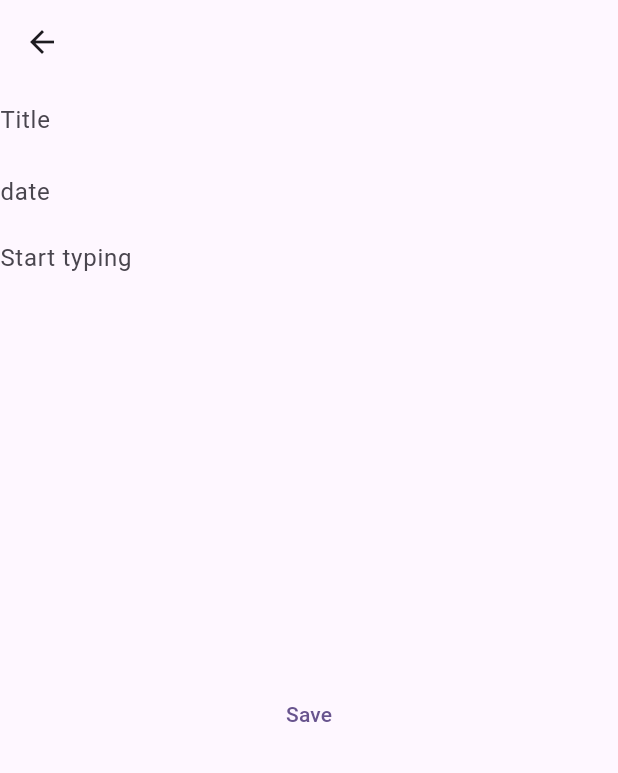
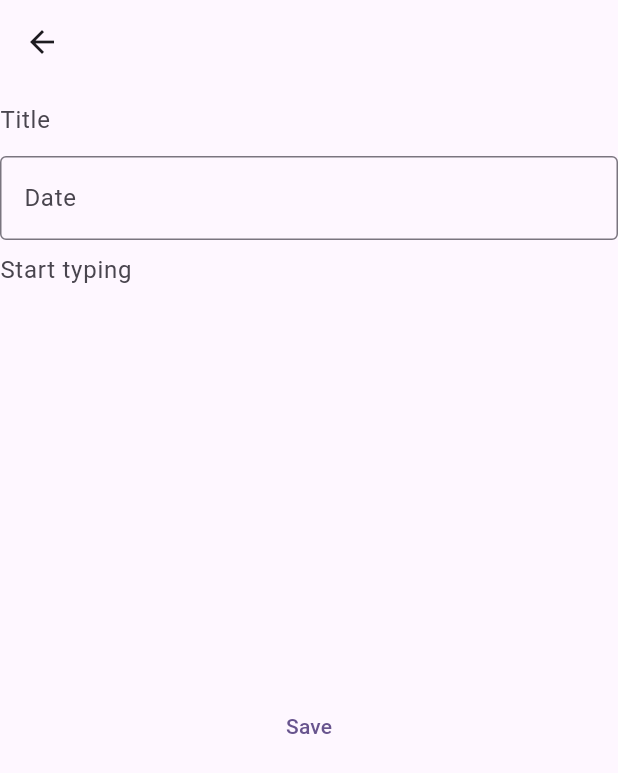
Before and after one commit to krishnendu-2001/savingssavvy, a Flutter app: the screen it shows after launch, item 3 of the bottom bar chosen, after a tap on the "add" icon, on a phone screen of 412 x 824 dp. Shown: the top 773 px of the screen. Run offline on Flutter 3.47's test engine with Material 3 defaults, Android fonts, the phone set to English and light mode, and no system bars; our stand-ins replace animated_bottom_navigation_bar, fl_chart, flutter_slidable, hive, hive_flutter; accounts and stored records are empty.

Commit message:
removed unnessary error

```diff
--- a/lib/db/model/note/note_model.dart
+++ b/lib/db/model/note/note_model.dart
@@ -9,12 +9,9 @@ class notemodel {
   @HiveField(1)
   String title;
 
-  @HiveField(1)
-  DateTime date;
-
   @HiveField(2)
   String description;
 
   notemodel(
-      {required this.title, required this.date, required this.description});
+      {required this.title, required this.description, required String date});
 }
--- a/lib/screens/home_screen/home.dart
+++ b/lib/screens/home_screen/home.dart
@@ -17,13 +17,13 @@ class _HomeScreenState extends State<HomeScreen> {
   @override
   Widget build(BuildContext context) {
     // Get the list of transactions
-    List<moneymodel> walletList = moneyListNotifier.value;
+    List<moneymodel> moneyList = moneyListNotifier.value;
 
     // Calculate total income and total expense
     double totalIncome = 0.0;
     double totalExpense = 0.0;
 
-    walletList.forEach((transaction) {
+    moneyList.forEach((transaction) {
       if (transaction.type == 'income') {
         totalIncome += double.parse(transaction.amount);
       } else if (transaction.type == 'expense') {
@@ -82,7 +82,7 @@ class _HomeScreenState extends State<HomeScreen> {
                 style: TextStyle(
                     fontSize: 18, color: Color.fromRGBO(202, 15, 15, 1)),
               ),
-              SizedBox(height: 20), // Adjust spacing as needed
+              SizedBox(height: 20),
               Container(
                 height: 30,
                 width: 100,
@@ -98,12 +98,12 @@ class _HomeScreenState extends State<HomeScreen> {
                 width: 500,
                 child: ValueListenableBuilder(
                   valueListenable: moneyListNotifier,
-                  builder: (BuildContext ctx, List<moneymodel> walletList,
+                  builder: (BuildContext ctx, List<moneymodel> moneyList,
                       Widget? child) {
                     return ListView.builder(
-                      itemCount: walletList.length > 5 ? 5 : walletList.length,
+                      itemCount: moneyList.length > 5 ? 5 : moneyList.length,
                       itemBuilder: (BuildContext ctx, int index) {
-                        final data = walletList[index];
+                        final data = moneyList[index];
                         return ListTile(
                           title: Text(data.description,
                               style: TextStyle(fontWeight: FontWeight.bold)),
--- a/lib/screens/notes_screen/noteadd.dart
+++ b/lib/screens/notes_screen/noteadd.dart
@@ -1,3 +1,5 @@
+import 'dart:developer';
+
 import 'package:flutter/material.dart';
 import 'package:flutter_application_1/functions/note_function.dart';
 import 'package:flutter_application_1/db/model/note/note_model.dart';
@@ -12,7 +14,9 @@ class NotesAdd extends StatefulWidget {
 }
 
 class _NotesAddState extends State<NotesAdd> {
-  TextEditingController _noteController = TextEditingController();
+  final _noteController = TextEditingController();
+  final descriptioncon = TextEditingController();
+  final datecontr = TextEditingController();
   List<String> notes = [];
 
   @override
@@ -29,33 +33,50 @@ class _NotesAddState extends State<NotesAdd> {
           onPressed: () {
             Navigator.of(context).pop();
           },
-          icon: Icon(Icons.arrow_back),
+          icon: const Icon(Icons.arrow_back),
         ),
       ),
       body: Column(
         children: [
           TextFormField(
-            decoration: InputDecoration(
+            controller: descriptioncon,
+            decoration: const InputDecoration(
               border: InputBorder.none,
               hintMaxLines: 1,
               hintText: 'Title',
             ),
           ),
-          Container(
-            child: TextFormField(
-              decoration: InputDecoration(
-                border: InputBorder.none,
-                hintMaxLines: 1,
-                hintText: 'date',
+          GestureDetector(
+            onTap: () async {
+              DateTime? selectedDate = await showDatePicker(
+                context: context,
+                initialDate: DateTime.now(),
+                firstDate: DateTime(1900),
+                lastDate: DateTime(2100),
+              );
+
+              if (selectedDate != null) {
+                String formattedDate =
+                    "${selectedDate.day}-${selectedDate.month}-${selectedDate.year}";
+                datecontr.text = formattedDate;
+              }
+            },
+            child: AbsorbPointer(
+              child: TextFormField(
+                controller: datecontr,
+                decoration: const InputDecoration(
+                  labelText: 'Date',
+                  border: OutlineInputBorder(),
+                ),
               ),
             ),
           ),
-          Container(
+          SizedBox(
             width: 500,
             height: 300,
             child: TextFormField(
               controller: _noteController,
-              decoration: InputDecoration(
+              decoration: const InputDecoration(
                 hintText: 'Start typing',
                 border: InputBorder.none,
               ),
@@ -66,7 +87,7 @@ class _NotesAddState extends State<NotesAdd> {
             onPressed: () {
               onAddButtonNotes();
             },
-            child: Text('Save'),
+            child: const Text('Save'),
           ),
         ],
       ),
@@ -75,16 +96,16 @@ class _NotesAddState extends State<NotesAdd> {
 
   Future<void> onAddButtonNotes() async {
     final noteContent = _noteController.text.trim();
+    final notee = descriptioncon.text.trim.toString();
+    final datee = datecontr.text.trim();
     if (noteContent.isEmpty) {
       return;
     } else {
-      final note = notemodel(
-        title: '',
-        date: DateTime.now(),
-        description: '',
-      );
+      final note =
+          notemodel(title: notee, date: datee, description: noteContent);
       AddNotes(note);
-      print('$noteContent');
+      log(noteContent);
+
       Navigator.of(context).pop(noteContent);
     }
   }
--- a/lib/screens/notes_screen/notes.dart
+++ b/lib/screens/notes_screen/notes.dart
@@ -26,7 +26,7 @@ class _NoteScreenState extends State<NoteScreen> {
             onPressed: () async {
               var result = await Navigator.of(context).push<String>(
                 MaterialPageRoute(
-                  builder: (context) => NotesAdd(),
+                  builder: (context) => const NotesAdd(),
                 ),
               );
 
@@ -36,7 +36,7 @@ class _NoteScreenState extends State<NoteScreen> {
                 });
               }
             },
-            icon: Icon(Icons.add),
+            icon: const Icon(Icons.add),
           ),
         ],
       ),
@@ -45,16 +45,16 @@ class _NoteScreenState extends State<NoteScreen> {
         padding: const EdgeInsets.all(8.0),
         child: Column(
           children: [
-            Text(
+            const Text(
               'Notes',
               style: TextStyle(fontSize: 30, color: Colors.white),
             ),
-            SizedBox(width: 20),
+            const SizedBox(width: 20),
             TextField(
               decoration: InputDecoration(
                 hintText: 'Search notes...',
-                hintStyle: TextStyle(color: Colors.grey),
-                prefixIcon: Icon(
+                hintStyle: const TextStyle(color: Colors.grey),
+                prefixIcon: const Icon(
                   Icons.search,
                   color: Colors.black,
                 ),
@@ -62,11 +62,11 @@ class _NoteScreenState extends State<NoteScreen> {
                 filled: true,
                 focusedBorder: OutlineInputBorder(
                   borderRadius: BorderRadius.circular(30),
-                  borderSide: BorderSide(color: Colors.transparent),
+                  borderSide: const BorderSide(color: Colors.transparent),
                 ),
               ),
             ),
-            SizedBox(height: 20),
+            const SizedBox(height: 20),
             Expanded(
               child: GestureDetector(
                 child: ListView.builder(
@@ -75,30 +75,28 @@ class _NoteScreenState extends State<NoteScreen> {
                     return ListTile(
                       title: Text(
                         notes[index],
-                        maxLines: 2, // Set the maximum number of lines
+                        maxLines: 2,
                         overflow: TextOverflow
                             .ellipsis, // Display ellipsis (...) if the text overflows
                       ),
-                      // Assuming you want to display the current date for each note
                       subtitle: Text(
-                        '${DateTime.now().toString()}',
-                        maxLines: 2, // Set the maximum number of lines
-                        overflow: TextOverflow
-                            .ellipsis, // Display ellipsis (...) if the text overflows
+                        DateTime.now().toString(),
+                        maxLines: 2,
+                        overflow: TextOverflow.ellipsis,
                       ),
                       trailing: IconButton(
                         onPressed: () {
                           delete(index);
                         },
-                        icon: Icon(Icons.delete),
+                        icon: const Icon(Icons.delete),
                       ),
                     );
                   },
                 ),
                 onTap: () {
                   Navigator.of(context).push(MaterialPageRoute(
-                      builder: (context) => Detailpage(
-                            note: Detailpage,
+                      builder: (context) => const Detailpage(
+                            noteContent: "hhha",
                           )));
                 },
               ),
--- a/lib/screens/selected_screen/selectedpage.dart
+++ b/lib/screens/selected_screen/selectedpage.dart
@@ -1,4 +1,6 @@
 // ignore_for_file: prefer_const_constructors
+
+import 'dart:developer';
 
 import 'package:flutter/material.dart';
 import 'package:flutter/services.dart';
@@ -122,7 +124,7 @@ class _AddScreenState extends State<AddScreen> {
           }),
           items: item
               .map((e) => DropdownMenuItem(
-                    child: Container(
+                    value: e,
                     child: Row(
                       children: [
                         Text(
@@ -131,8 +133,6 @@ class _AddScreenState extends State<AddScreen> {
                         )
                       ],
                     ),
-                    ),
-                    value: e,
                   ))
               .toList(),
           selectedItemBuilder: (BuildContext context) => item
--- a/lib/screens/transaction_screen/popup/option2.dart
+++ b/lib/screens/transaction_screen/popup/option2.dart
@@ -16,10 +16,10 @@ class ExpenceScreen extends StatelessWidget {
         body: ValueListenableBuilder(
           valueListenable: moneyListNotifier,
           builder:
-              (BuildContext ctx, List<moneymodel> walletList, Widget? child) {
+              (BuildContext ctx, List<moneymodel> moneyList, Widget? child) {
             // Filter expenses
             List<moneymodel> expenseList =
-                walletList.where((data) => data.type == 'expense').toList();
+                moneyList.where((data) => data.type == 'expense').toList();
 
             return ListView.builder(
               itemCount: expenseList.length,
--- a/lib/screens/transaction_screen/popup/options.dart
+++ b/lib/screens/transaction_screen/popup/options.dart
@@ -16,10 +16,10 @@ class IncomeScreen extends StatelessWidget {
         body: ValueListenableBuilder(
           valueListenable: moneyListNotifier,
           builder:
-              (BuildContext ctx, List<moneymodel> walletList, Widget? child) {
+              (BuildContext ctx, List<moneymodel> moneyList, Widget? child) {
             // Filter expenses
             List<moneymodel> expenseList =
-                walletList.where((data) => data.type == 'income').toList();
+                moneyList.where((data) => data.type == 'income').toList();
 
             return ListView.builder(
               itemCount: expenseList.length,
```
Also changed, not shown: lib/screens/detailpage.dart (+5 -10 lines), lib/screens/transaction_screen/history_transaction.dart (+13 -12 lines), lib/db/model/note/note_model.g.dart. Lines whose indentation alone changed are shown as unchanged.
